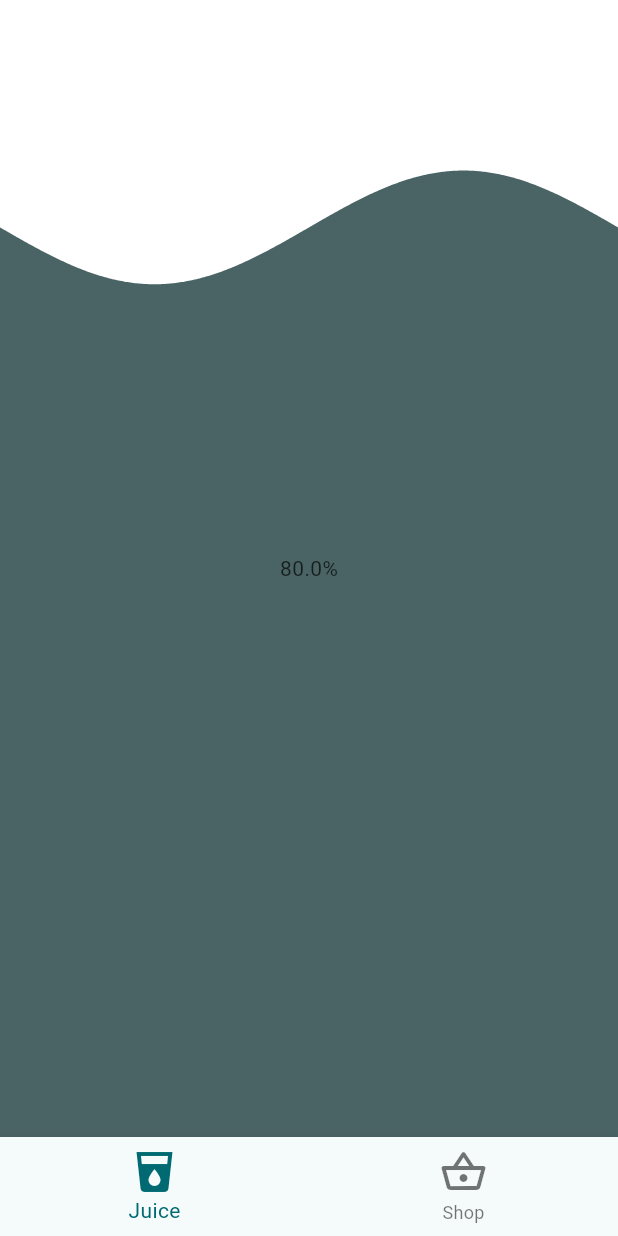
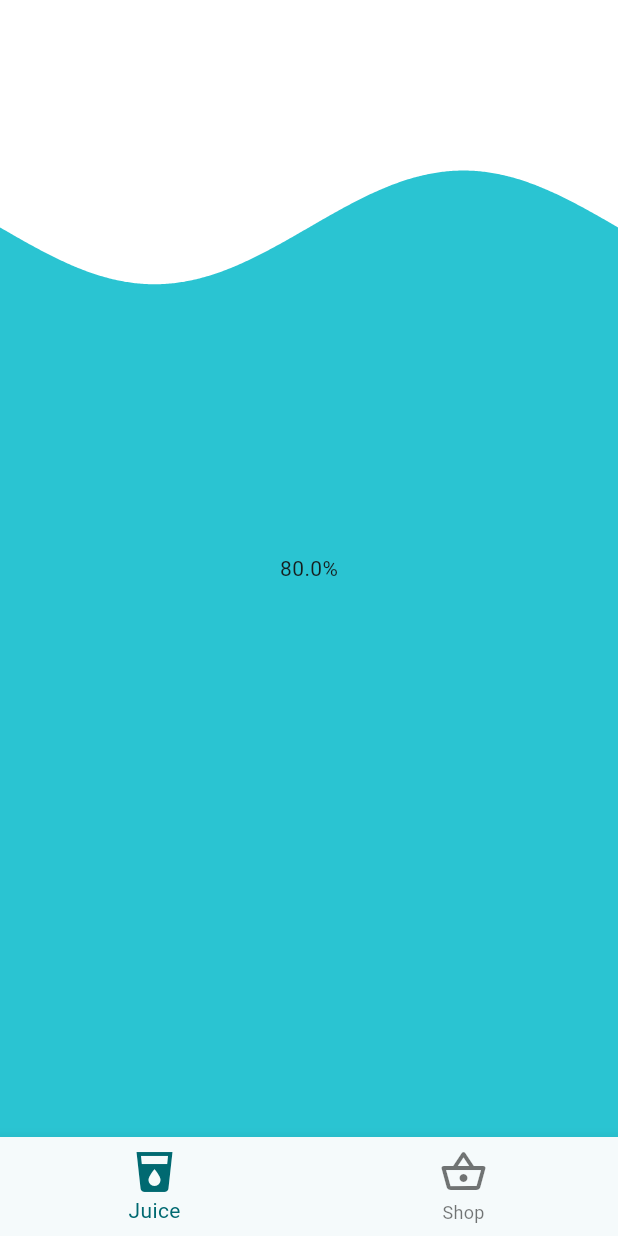
Before and after one commit to Jkwashu/Juice-Drinker, a Flutter app: the screen it shows after launch, on a phone screen of 412 x 824 dp. Run offline on Flutter 3.47's test engine with Material 3 defaults, Android fonts, the phone set to English and light mode, and no system bars; our stand-ins replace liquid_progress_indicator_v2.

Commit message:
Added page folder and renamed files

```diff
--- a/juice_drinker/lib/main.dart
+++ b/juice_drinker/lib/main.dart
@@ -1,6 +1,6 @@
 import 'package:flutter/material.dart';
-import 'package:juice_drinker/widgets/juice_page_widget.dart';
-import 'package:juice_drinker/widgets/shop_page_widget.dart';
+import 'package:juice_drinker/pages/juice_page.dart';
+import 'package:juice_drinker/pages/shop_page.dart';
 
 void main() {
   runApp(const MainApp());
--- a/juice_drinker/lib/widgets/juice_page_widget.dart
+++ b/juice_drinker/lib/pages/juice_page.dart
@@ -16,6 +16,7 @@ class _JuicePageState extends State<JuicePage> {
     return Center(
       child: LiquidLinearProgressIndicator(
                 value: _drinkHeight,
+                valueColor: const AlwaysStoppedAnimation(Color.fromARGB(255, 42, 196, 210)),
                 direction: Axis.vertical,
                 center: Text(
                   '${(_drinkHeight * 100)}%'
```
Also changed, not shown: juice_drinker/lib/pages/shop_page.dart (renamed from juice_drinker/lib/widgets/shop_page_widget.dart).
